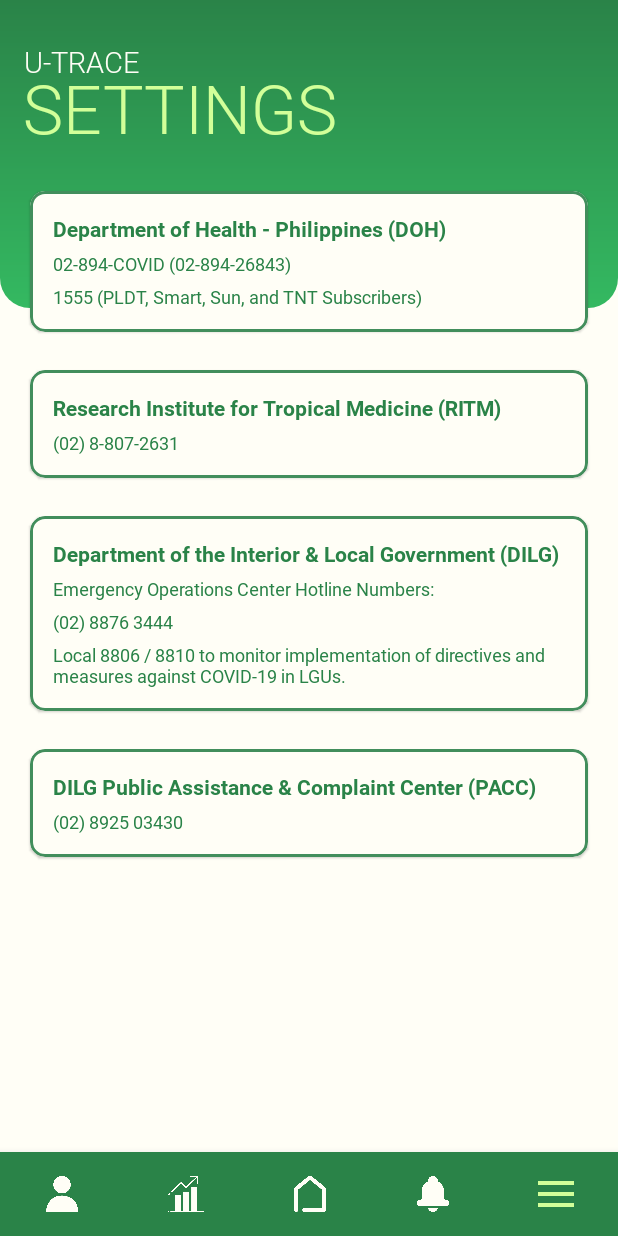
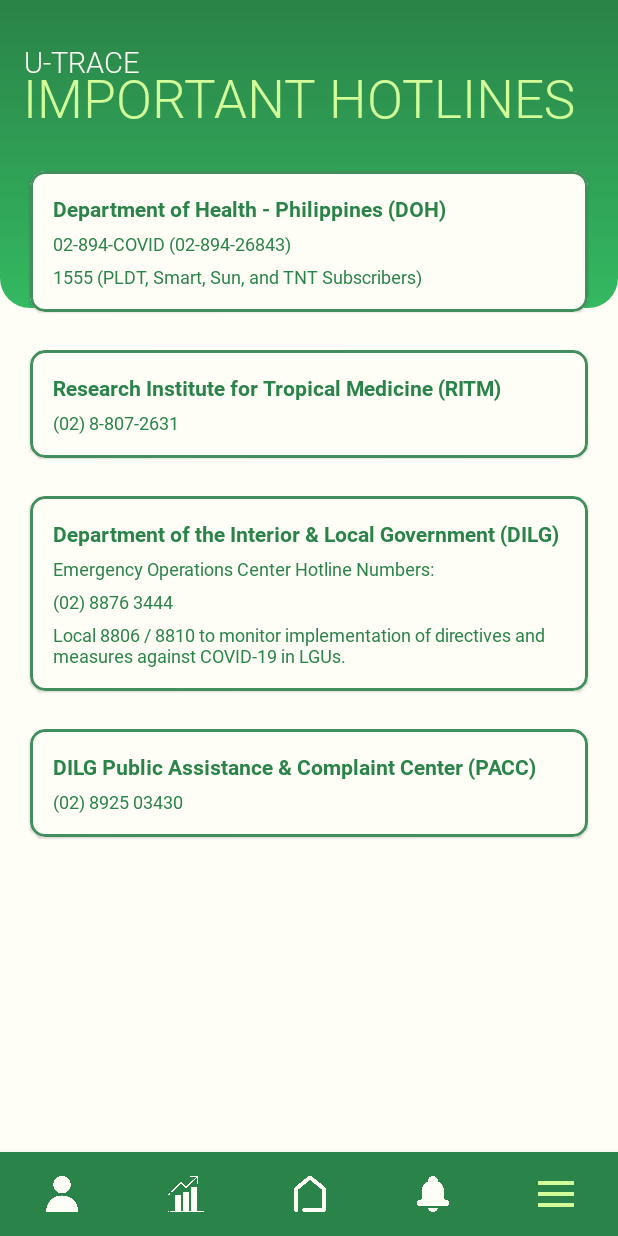
Before and after one commit to utracedlsu/U-Trace, an Android app: the screen it shows after launch once a user with an empty profile is signed in (MainActivity), item 5 of the bottom bar chosen, on a phone screen of 412 x 824 dp. Run offline under Robolectric (Android 15) with nearby library versions, the phone set to English and light mode, and no system bars; our stand-ins replace Firebase (no records; nobody signed in at launch, a user with empty details on screens opened directly), RxJava; libraries missing offline, so code that uses them is left out: org.eazegraph.lib, pub.devrel.easypermissions.

Commit message:
edited settings fragment to 'essential hotlines'

```diff
--- a/app/src/main/java/com/capstone/app/utrace_cts/TestStatusActivity.kt
+++ b/app/src/main/java/com/capstone/app/utrace_cts/TestStatusActivity.kt
@@ -40,7 +40,8 @@ class TestStatusActivity : AppCompatActivity() {
             tvTestID.setText("$testID")
 
             //change true to positive eventually
-            if(Preference.getTestStatus(applicationContext).equals("true")){
+            if(Preference.getTestStatus(applicationContext).equals("true")
+                || Preference.getTestStatus(applicationContext).equals("Positive", true)){
                 tvTestStatus.setText("You have been tested POSTIVE for COVID-19.")
             } else {
                 tvTestStatus.setText("You have been tested NEGATIVE for COVID-19.")
--- a/app/src/main/res/layout/fragment_settings.xml
+++ b/app/src/main/res/layout/fragment_settings.xml
@@ -49,9 +49,9 @@
                 android:layout_marginStart="15dp"
                 android:layout_marginTop="41dp"
                 android:fontFamily="@font/roboto_light"
-                android:text="SETTINGS"
+                android:text="IMPORTANT HOTLINES"
                 android:textColor="#D2FF99"
-                android:textSize="45dp"
+                android:textSize="35dp"
                 app:layout_constraintStart_toStartOf="parent"
                 app:layout_constraintTop_toTopOf="parent" />
 
```
